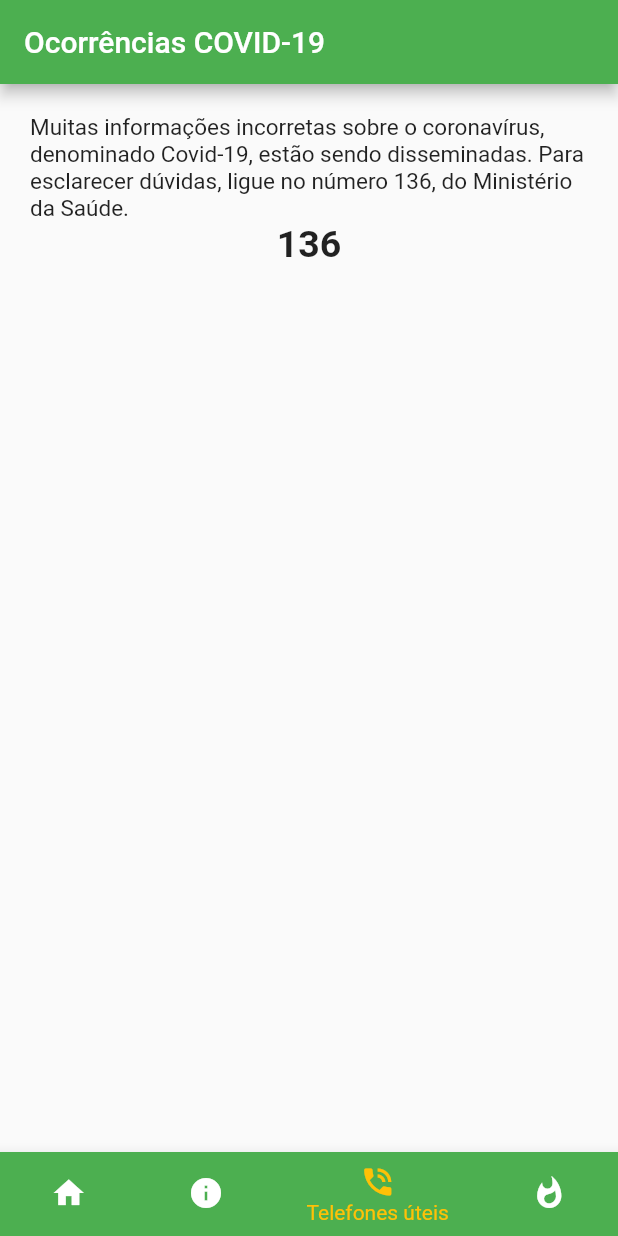
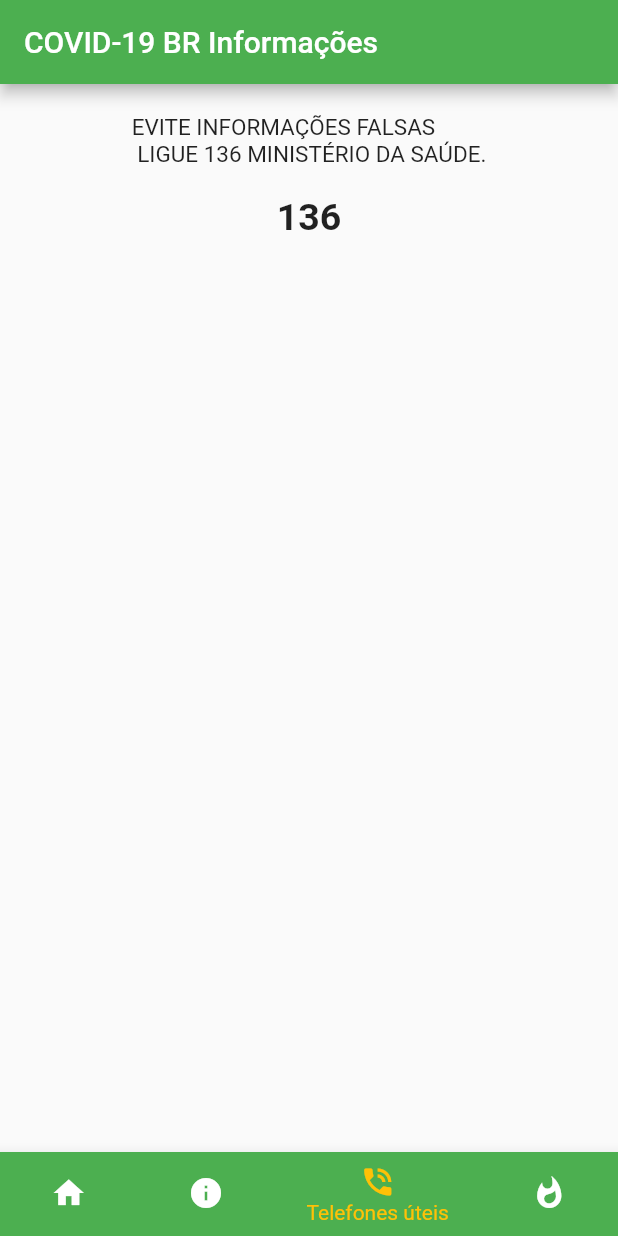
Before and after one commit to kauemurakami/corona_ocurrencys, a Flutter app: the screen it shows after launch, item 3 of the bottom bar chosen, on a phone screen of 412 x 824 dp. Run offline on Flutter 3.47's test engine with Material 2 defaults, Android fonts, the phone set to English and light mode, and no system bars.

```diff
--- a/lib/home.dart
+++ b/lib/home.dart
@@ -32,7 +32,7 @@ class _HomeState extends State<Home> {
     return Scaffold(
       appBar: AppBar(
         backgroundColor: Colors.green,
-        title: Text("Ocorrências COVID-19"),
+        title: Text("COVID-19 BR Informações"),
       ),
       body: telas[_indice],
         bottomNavigationBar: BottomNavigationBar(
--- a/lib/telas/ocorrencias.dart
+++ b/lib/telas/ocorrencias.dart
@@ -46,7 +46,7 @@ class _OcorrenciasState extends State<Ocorrencias> {
                               padding: EdgeInsets.all(16),
                             child: Column(
                               children: <Widget>[
-                                Text("País: "+countrie.countryName),
+                                Text(countrie.countryName),
                                 Text("Casos ativos: "+countrie.activeCases),
                                 Text("Mortes: "+countrie.deaths),
                                 Text("Recuperados: "+countrie.totalRecovered),
--- a/lib/telas/telefones.dart
+++ b/lib/telas/telefones.dart
@@ -17,7 +17,7 @@ class _TelefonesState extends State<Telefones> {
             child: Center(
               child: Column(
               children: <Widget>[
-              Text("Muitas informações incorretas sobre o coronavírus, denominado Covid-19, estão sendo disseminadas. Para esclarecer dúvidas, ligue no número 136, do Ministério da Saúde."
+              Text("EVITE INFORMAÇÕES FALSAS \n LIGUE 136 MINISTÉRIO DA SAÚDE.\n"
               ,style: TextStyle(fontSize: 15),),
                           Text(
                           "136",
```
Also changed, not shown: pubspec.yaml (+7 -0 lines), dev_assets/corona.png (added), pubspec.lock, 27 other files.
